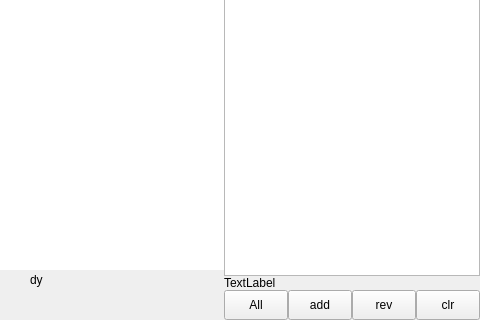
First picture: the form in FrontEnd/ui/plotunitgraph.ui, repository TheKaramazovBrothers/SevDrvExpSys, before the edit; both pictures show x 462 to 942 and y 143 to 463 of the 942 by 463 pixel window.
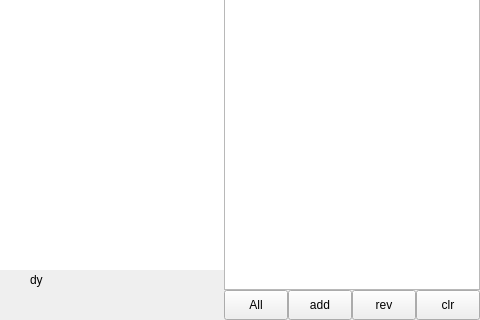
Second picture: the form after the edit. Custom widgets are drawn as their Qt base class.

Diff of the .ui file:
```diff
--- a/FrontEnd/ui/plotunitgraph.ui
+++ b/FrontEnd/ui/plotunitgraph.ui
@@ -582,13 +582,6 @@
        <item>
         <widget class="QTableWidget" name="tableWidget_plot_curve"/>
        </item>
-       <item>
-        <widget class="QLabel" name="label_plot_detailName">
-         <property name="text">
-          <string>TextLabel</string>
-         </property>
-        </widget>
-       </item>
        <item>
         <layout class="QHBoxLayout" name="horizontalLayout_5">
          <item>
```
